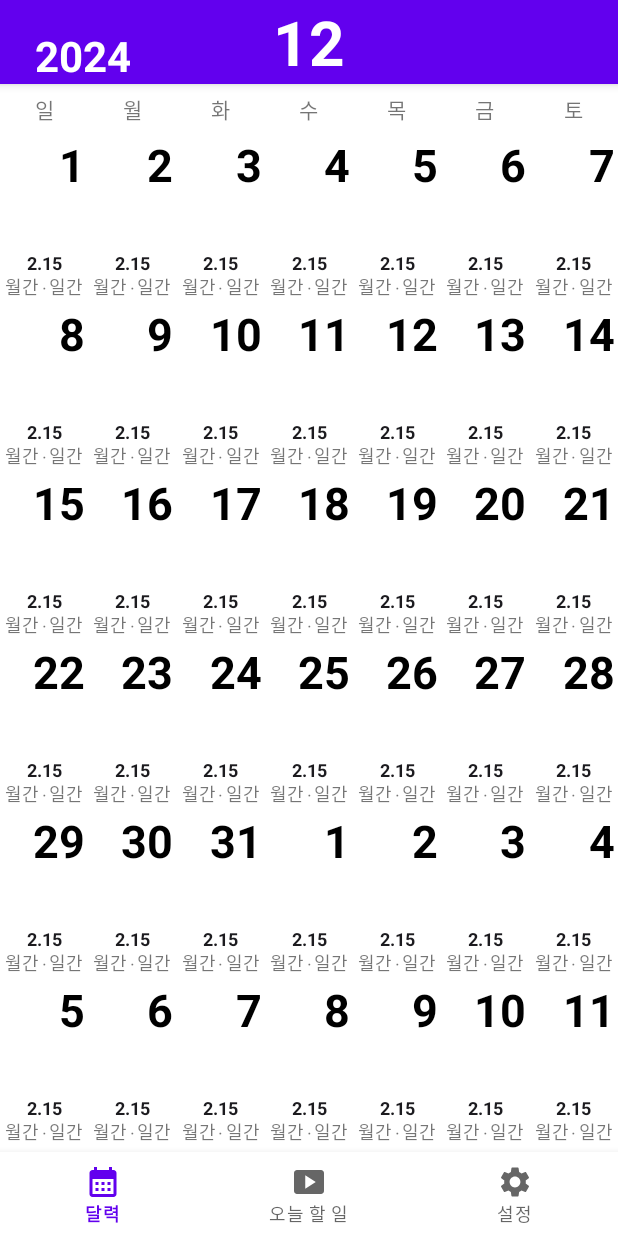
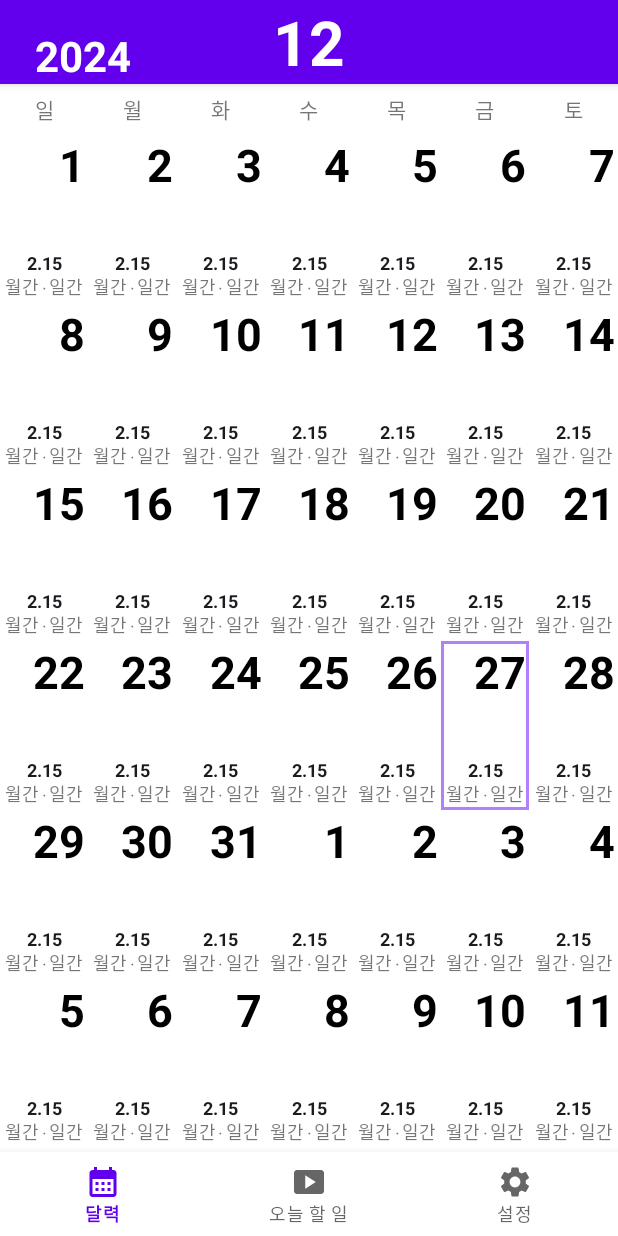
Before and after one commit to oukleon/CalendarAppWithViewPager241226, an Android app: the screen it shows after launch (MainActivity), on a phone screen of 412 x 824 dp. Run offline under Robolectric (Android 15) with nearby library versions, the phone set to English and light mode, and no system bars.

Commit message:
second phase

```diff
--- a/app/src/main/java/com/illusionfollower/calendarappwithviewpager241226/ui/calendar/CalendarAdapter.kt
+++ b/app/src/main/java/com/illusionfollower/calendarappwithviewpager241226/ui/calendar/CalendarAdapter.kt
@@ -1,15 +1,26 @@
 package com.illusionfollower.calendarappwithviewpager241226.ui.calendar
 
+import android.graphics.Color
+import android.graphics.drawable.Drawable
 import android.view.LayoutInflater
 import android.view.ViewGroup
+import androidx.core.content.ContextCompat
 import androidx.recyclerview.widget.RecyclerView
+import com.illusionfollower.calendarappwithviewpager241226.R
 import com.illusionfollower.calendarappwithviewpager241226.databinding.ItemCalendarDayBinding
 import java.time.LocalDate
+import java.time.ZoneId
 
 class CalendarAdapter(
     private var itemHeight:Int,
     private val dayList: List<LocalDate>
 ): RecyclerView.Adapter<CalendarAdapter.CalendarViewHolder>(){
+    // adapter 레벨에서 한 번만 계산
+    private val today = LocalDate.now(ZoneId.systemDefault())
+    // adapter 레벨의 변수로 선언
+    private var todayDrawable: Drawable? = null
+    private var todayDrawableAlpha: Drawable? = null
+    private val transparentColor = Color.TRANSPARENT
 
     inner class CalendarViewHolder(private val binding: ItemCalendarDayBinding
     ):RecyclerView.ViewHolder(binding.root) {
@@ -29,6 +40,18 @@ class CalendarAdapter(
                 binding.tvDayText.text = date.dayOfMonth.toString()
                 currentDate = date
             }
+
+            val isToday = date == today
+            if (binding.clDay.tag != isToday){
+                binding.clDay.tag = isToday
+                if (isToday){
+                    binding.clDay.foreground = if (date.monthValue == today.dayOfMonth){
+                        todayDrawable
+                    }else{
+                        todayDrawableAlpha
+                    }
+                }
+            }
         }
     }
 
@@ -39,6 +62,13 @@ class CalendarAdapter(
                 false
         )
         binding.root.layoutParams.height = itemHeight
+        // ViewHolder 생성 시 Drawable 초기화
+        if (todayDrawable == null) {
+            todayDrawable = ContextCompat.getDrawable(parent.context, R.drawable.today_border)
+            todayDrawableAlpha = ContextCompat.getDrawable(parent.context, R.drawable.today_border)?.mutate()?.apply {
+                alpha = (0.5 * 255).toInt()
+            }
+        }
         return CalendarViewHolder(binding)
     }
 
--- /dev/null
+++ b/app/src/main/res/drawable/today_border.xml
@@ -0,0 +1,7 @@
+<shape xmlns:android="http://schemas.android.com/apk/res/android"
+    android:shape="rectangle">
+    <stroke
+        android:width="2dp"
+        android:color="@color/purple_500" />
+    <solid android:color="#00FFFFFF" />
+</shape>
```
